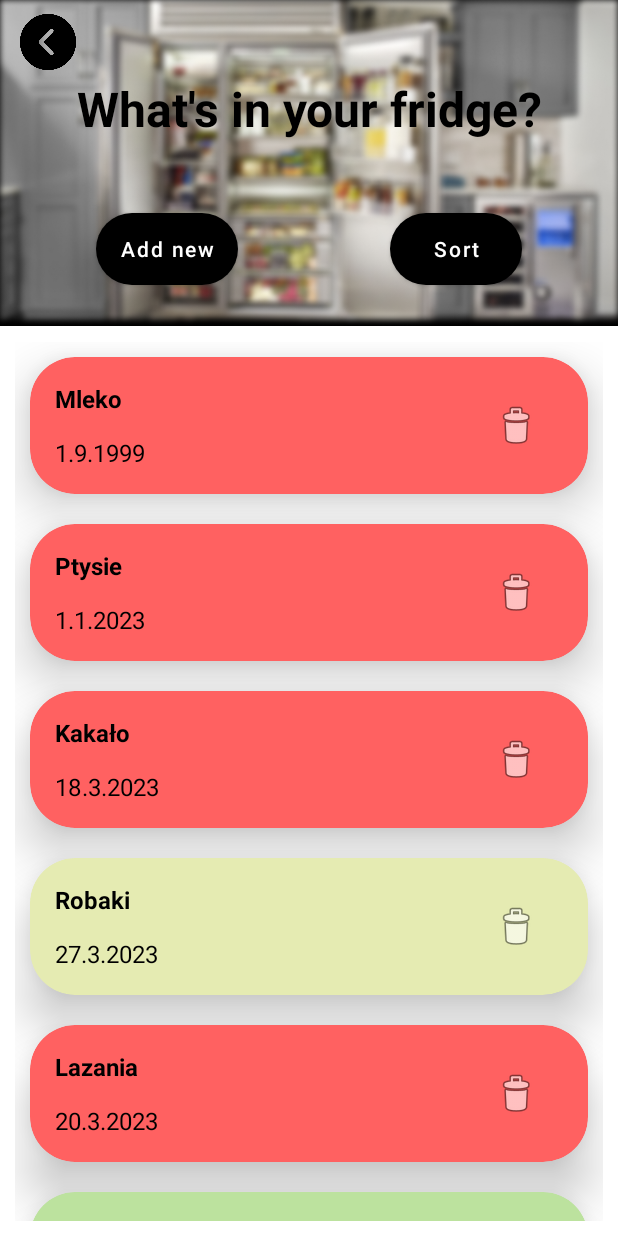
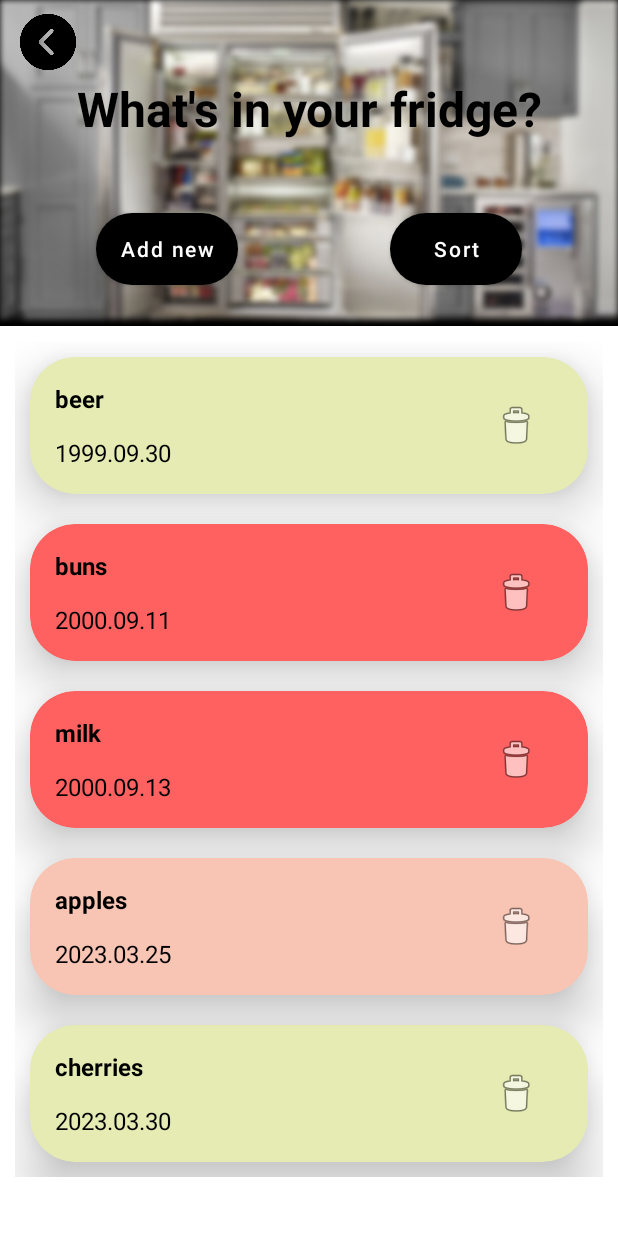
Before and after one commit to Ka3wo123/RecipesApp, an Android app: the FridgeActivity screen opened directly, with no data from a screen before it, after a tap on "Sort", on a phone screen of 412 x 824 dp. Run offline under Robolectric (Android 15) with nearby library versions, the phone set to English and light mode, and no system bars.

Commit message:
Deleted save button and modified sort button in fridge

```diff
--- a/Target App/app/src/main/java/com/example/recipesapp/Libraries/Product.java
+++ b/Target App/app/src/main/java/com/example/recipesapp/Libraries/Product.java
@@ -2,10 +2,12 @@ package com.example.recipesapp.Libraries;
 
 import java.text.SimpleDateFormat;
 import java.util.Calendar;
+import java.util.Date;
 
 public class Product implements Comparable<Product> {
     private String name;
     private String expirationDate;
+
 
     public Product(String name, String expirationDate) {
         this.name = name;
@@ -23,6 +25,6 @@ public class Product implements Comparable<Product> {
 
     @Override
     public int compareTo(Product o) {
-        return this.expirationDate.compareTo(o.getExpirationDate());
+        return expirationDate.compareTo(o.expirationDate);
     }
 }
--- a/Target App/app/src/main/java/com/example/recipesapp/Libraries/ProductAdapter.java
+++ b/Target App/app/src/main/java/com/example/recipesapp/Libraries/ProductAdapter.java
@@ -50,10 +50,10 @@ public class ProductAdapter extends RecyclerView.Adapter<ProductAdapter.ProductH
         String[] currentDateSplit = currentDate.toString().split("-");
 
         Map<String, Integer> dateDiff = new HashMap<>();
-        dateDiff.put("year", Integer.parseInt(split[2]) - Integer.parseInt(currentDateSplit[0]));
+        dateDiff.put("year", Integer.parseInt(split[0]) - Integer.parseInt(currentDateSplit[0]));
         dateDiff.put("month", Integer.parseInt(split[1]) - Integer.parseInt(currentDateSplit[1]));
-        dateDiff.put("day", Integer.parseInt(split[0]) - Integer.parseInt(currentDateSplit[2]));
-        dateDiff.put("dayGreater", Integer.parseInt(split[0]) - Integer.parseInt(currentDateSplit[2]));
+        dateDiff.put("day", Integer.parseInt(split[2]) - Integer.parseInt(currentDateSplit[2]));
+        dateDiff.put("dayGreater", Integer.parseInt(split[2]) - Integer.parseInt(currentDateSplit[2]));
 
         if (dateDiff.get("year") < 0) {
             holder.cardView.setCardBackgroundColor(Color.parseColor("#FF6161"));
--- a/Target App/app/src/main/java/com/example/recipesapp/fridge/FridgeActivity.java
+++ b/Target App/app/src/main/java/com/example/recipesapp/fridge/FridgeActivity.java
@@ -13,8 +13,12 @@ import com.example.recipesapp.Libraries.Product;
 import com.example.recipesapp.Libraries.ProductAdapter;
 import com.example.recipesapp.R;
 
+import java.time.LocalDate;
+import java.time.format.DateTimeFormatter;
 import java.util.ArrayList;
 import java.util.Collections;
+import java.util.Comparator;
+import java.util.Date;
 
 public class FridgeActivity extends AppCompatActivity implements AddNewPopup.AddNewListener {
 
@@ -41,9 +45,7 @@ public class FridgeActivity extends AppCompatActivity implements AddNewPopup.Add
             popUp.show(getSupportFragmentManager(), "Add new popup");
         });
 
-        sortBtn.setOnClickListener(v -> {
-            Collections.sort(products);
-        });
+        sortBtn.setOnClickListener(v -> sortProducts());
 
 
 
@@ -53,12 +55,12 @@ public class FridgeActivity extends AppCompatActivity implements AddNewPopup.Add
         productAdapter = new ProductAdapter(this, products);
         recyclerView.setAdapter(productAdapter);
 
-        products.add(new Product("Mleko", "1.9.1999"));
-        products.add(new Product("Ptysie", "1.1.2023"));
-        products.add(new Product("Kakało", "18.3.2023"));
-        products.add(new Product("Robaki", "27.3.2023"));
-        products.add(new Product("Lazania", "20.3.2023"));
-        products.add(new Product("Syf", "14.8.2023"));
+        products.add(new Product("milk", "2000.09.13"));
+        products.add(new Product("buns", "2000.09.11") );
+        products.add(new Product("beer", "1999.09.30") );
+        products.add(new Product("cherries", "2023.03.30") );
+        products.add(new Product("apples", "2023.03.25") );
+
 
 
         productAdapter.notifyDataSetChanged();
@@ -74,4 +76,9 @@ public class FridgeActivity extends AppCompatActivity implements AddNewPopup.Add
         products.add(new Product(name, date));
         productAdapter.notifyDataSetChanged();
     }
+
+    private void sortProducts() {
+        Collections.sort(products);
+        productAdapter.notifyDataSetChanged();
+    }
 }
```
